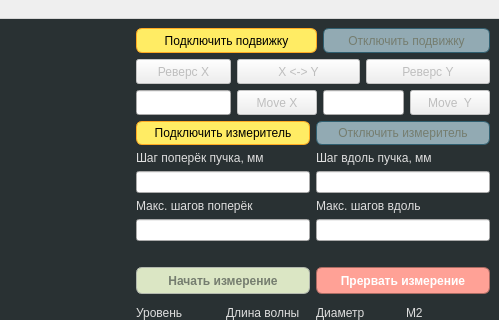
This is main_window.ui in Anbionchik/beam_width_meter as Qt 5 draws it before an edit; both pictures show x 815 to 1314 and y 0 to 320 of the 1314 by 695 pixel window. The edited form follows.
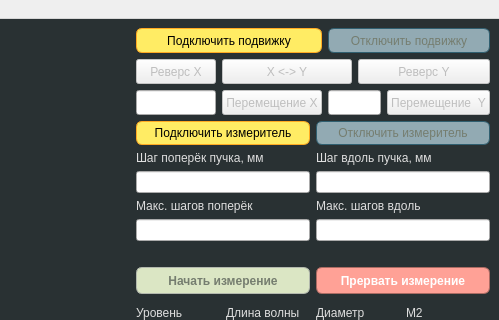
This is the edited form. Custom widgets are drawn as their Qt base class.

The edit to the form file:
```diff
--- a/main_window.ui
+++ b/main_window.ui
@@ -245,7 +245,7 @@
                  </sizepolicy>
                 </property>
                 <property name="text">
-                 <string>Move X</string>
+                 <string>Перемещение X</string>
                 </property>
                </widget>
               </item>
@@ -271,7 +271,7 @@
                  </sizepolicy>
                 </property>
                 <property name="text">
-                 <string>Move  Y</string>
+                 <string>Перемещение  Y</string>
                 </property>
                </widget>
               </item>
```
